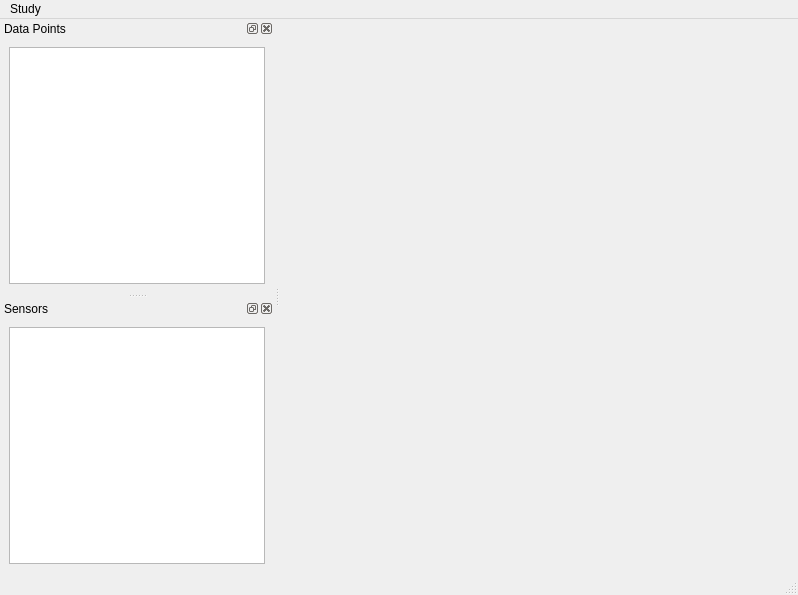
Before: the Qt Designer form molonaviz/mainwindow.ui in SandraClodion/projet_molonaviz, drawn with Qt 5.
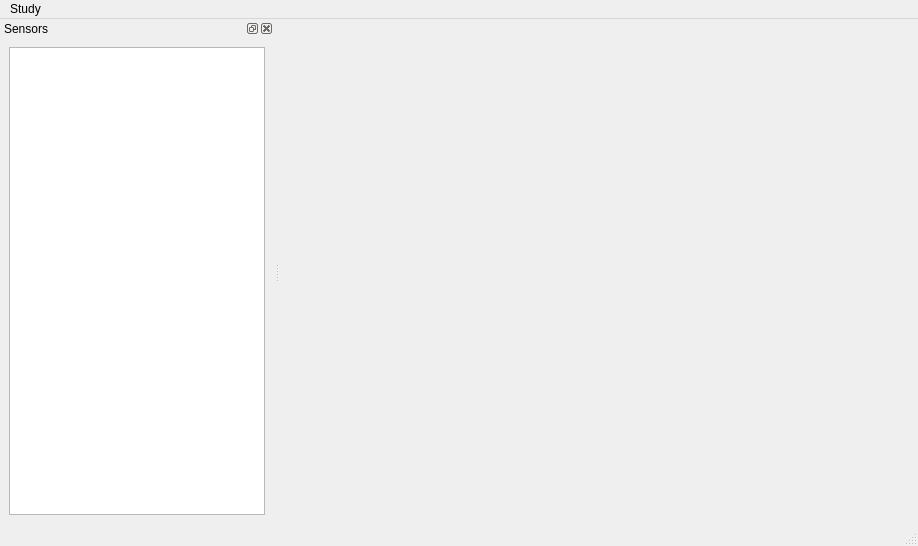
After: the same form once the commit is applied.

```diff
--- a/molonaviz/mainwindow.ui
+++ b/molonaviz/mainwindow.ui
@@ -6,8 +6,8 @@
    <rect>
     <x>0</x>
     <y>0</y>
-    <width>798</width>
-    <height>595</height>
+    <width>918</width>
+    <height>546</height>
    </rect>
   </property>
   <property name="windowTitle">
@@ -34,21 +34,6 @@
    <addaction name="menuStudy"/>
   </widget>
   <widget class="QStatusBar" name="statusbar"/>
-  <widget class="QDockWidget" name="dockDataPoints">
-   <property name="windowTitle">
-    <string>Data Points</string>
-   </property>
-   <attribute name="dockWidgetArea">
-    <number>1</number>
-   </attribute>
-   <widget class="QWidget" name="dockWidgetContents">
-    <layout class="QVBoxLayout" name="verticalLayout">
-     <item>
-      <widget class="QTreeView" name="treeViewDataPoints"/>
-     </item>
-    </layout>
-   </widget>
-  </widget>
   <widget class="QDockWidget" name="dockSensors">
    <property name="allowedAreas">
     <set>Qt::AllDockWidgetAreas</set>
@@ -59,8 +44,8 @@
    <attribute name="dockWidgetArea">
     <number>1</number>
    </attribute>
-   <widget class="QWidget" name="dockWidgetContents_2">
-    <layout class="QHBoxLayout" name="horizontalLayout">
+   <widget class="QWidget" name="dockWidgetContents">
+    <layout class="QVBoxLayout" name="verticalLayout">
      <item>
       <widget class="QTreeView" name="treeViewSensors"/>
      </item>
```
Left out of the diff: 3 changed lines with no effect on the pictures.
